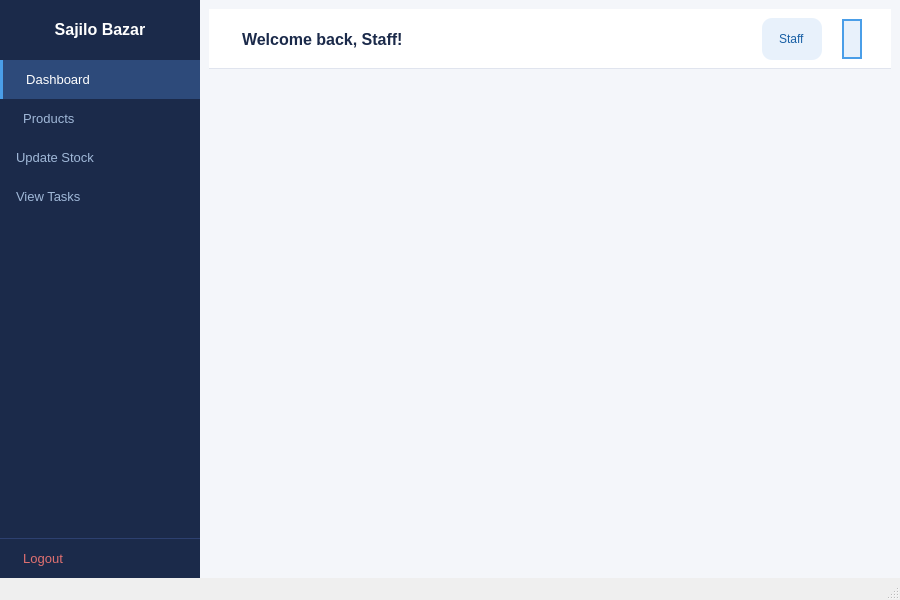
Qt form ui/staffdashboard.ui (kriitikat/Sajilo-Bazarr) before a commit.
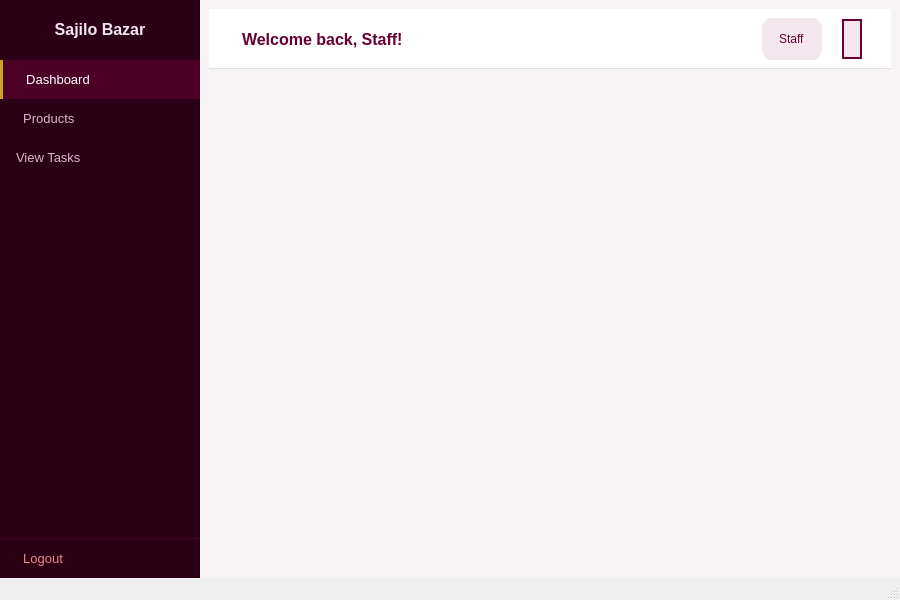
The same form after that commit.

Patch:
```diff
--- a/ui/staffdashboard.ui
+++ b/ui/staffdashboard.ui
@@ -47,7 +47,7 @@
       <property name="styleSheet">
        <string>
 QFrame#sidebarFrame {
-background-color: #1B2A4A;
+background-color: #2B0016;
 }
        </string>
       </property>
@@ -72,11 +72,11 @@
          <property name="styleSheet">
           <string>
 QLabel {
-color: white;
+color: #F3E6EC;
 font-size: 16px;
 font-weight: bold;
 padding: 20px 10px;
-border-bottom: 1px solid #2d4070;
+border-bottom: 1px solid #4D0026;
 }
           </string>
          </property>
@@ -94,8 +94,8 @@
           <string>
 QPushButton {
 color: white;
-background-color: #2D4A7A;
-border-left: 3px solid #4A9EE8;
+background-color: #4D0026;
+border-left: 3px solid #C9A227;
 padding: 12px 16px;
 text-align: left;
 font-size: 13px;
@@ -115,7 +115,7 @@
          <property name="styleSheet">
           <string>
 QPushButton {
-color: #A0B8D8;
+color: #D8B8C6;
 background-color: transparent;
 border: none;
 padding: 12px 16px;
@@ -124,7 +124,7 @@
 }
 
 QPushButton:hover {
-background-color: #2D4A7A;
+background-color: #4D0026;
 color: white;
 }
           </string>
@@ -134,36 +134,12 @@
          </property>
         </widget>
        </item>
-       <item>
-        <widget class="QPushButton" name="btnUpdateStock">
-         <property name="styleSheet">
-          <string>
-QPushButton {
-color: #A0B8D8;
-background-color: transparent;
-border: none;
-padding: 12px 16px;
-text-align: left;
-font-size: 13px;
-}
-
-QPushButton:hover {
-background-color: #2D4A7A;
-color: white;
-}
-          </string>
-         </property>
-         <property name="text">
-          <string>Update Stock</string>
-         </property>
-        </widget>
-       </item>
        <item>
         <widget class="QPushButton" name="btnViewTasks">
          <property name="styleSheet">
           <string>
 QPushButton {
-color: #A0B8D8;
+color: #D8B8C6;
 background-color: transparent;
 border: none;
 padding: 12px 16px;
@@ -172,7 +148,7 @@
 }
 
 QPushButton:hover {
-background-color: #2D4A7A;
+background-color: #4D0026;
 color: white;
 }
    </string>
@@ -200,9 +176,9 @@
          <property name="styleSheet">
           <string>
 QPushButton {
-color: #e07070;
+color: #E88A8A;
 background-color: transparent;
-border-top: 1px solid #2d4070;
+border-top: 1px solid #4D0026;
 border-left: none;
 border-right: none;
 border-bottom: none;
@@ -212,7 +188,7 @@
 }
 
 QPushButton:hover {
-background-color: #3a2020;
+background-color: #3D0000;
 }
           </string>
          </property>
@@ -229,7 +205,7 @@
       <property name="styleSheet">
        <string>
 QFrame#mainFrame {
-background-color: #F4F6FA;
+background-color: #F7F4F5;
 }
        </string>
       </property>
@@ -255,7 +231,7 @@
           <string>
 QFrame#topbarFrame {
 background-color: #FFFFFF;
-border-bottom: 1px solid #E0E4EE;
+border-bottom: 1px solid #E6DEE1;
 }
           </string>
          </property>
@@ -265,7 +241,7 @@
             <property name="styleSheet">
              <string>
 QLabel {
-color: #1B2A4A;
+color: #660033;
 font-size: 16px;
 font-weight: bold;
 padding-left: 20px;
@@ -295,8 +271,8 @@
             <property name="styleSheet">
              <string>
 QLabel {
-background-color: #E8F1FB;
-color: #185FA5;
+background-color: #F3E6EC;
+color: #660033;
 border-radius: 10px;
 padding: 4px 14px;
 font-size: 12px;
@@ -332,14 +308,14 @@
             <property name="styleSheet">
              <string>
 QPushButton {
-border: 2px solid #4A9EE8;
+border: 2px solid #660033;
 border-radius: 20px;
-background-color: #E8F1FB;
+background-color: #F3E6EC;
 margin-right: 20px;
 }
 
 QPushButton:hover {
-border: 2px solid #185FA5;
+border: 2px solid #4D0026;
 }
              </string>
             </property>
@@ -365,7 +341,7 @@
          <property name="styleSheet">
           <string>
 QFrame {
-background-color: #F4F6FA;
+background-color: #F7F4F5;
 }
           </string>
          </property>
```
